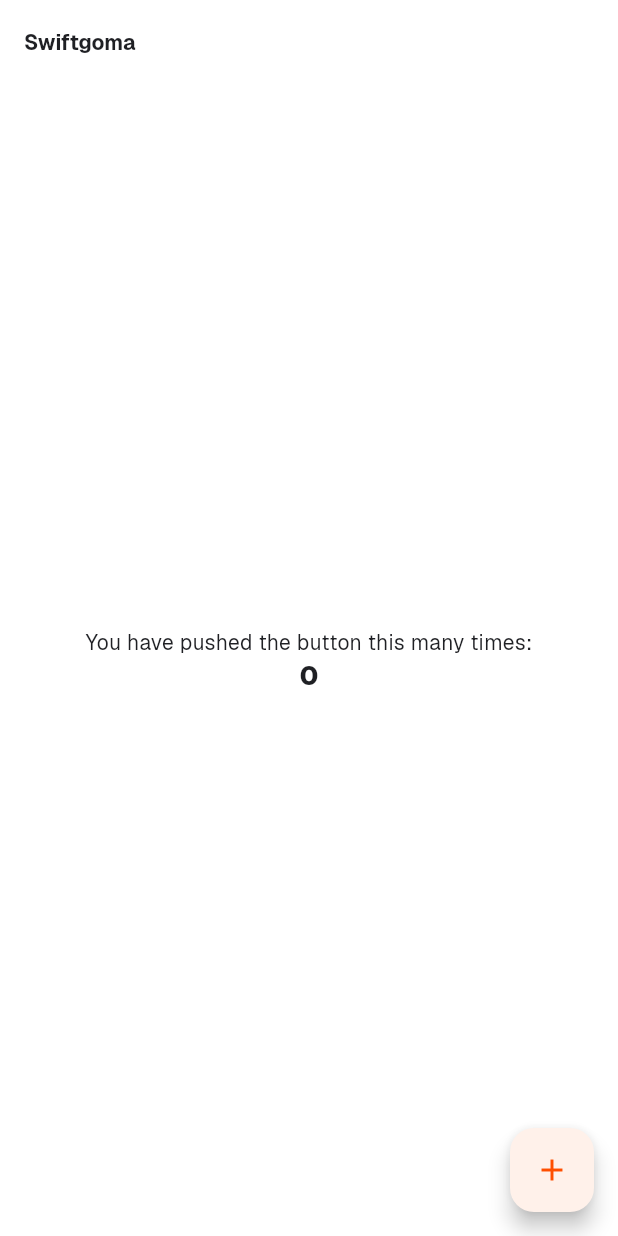
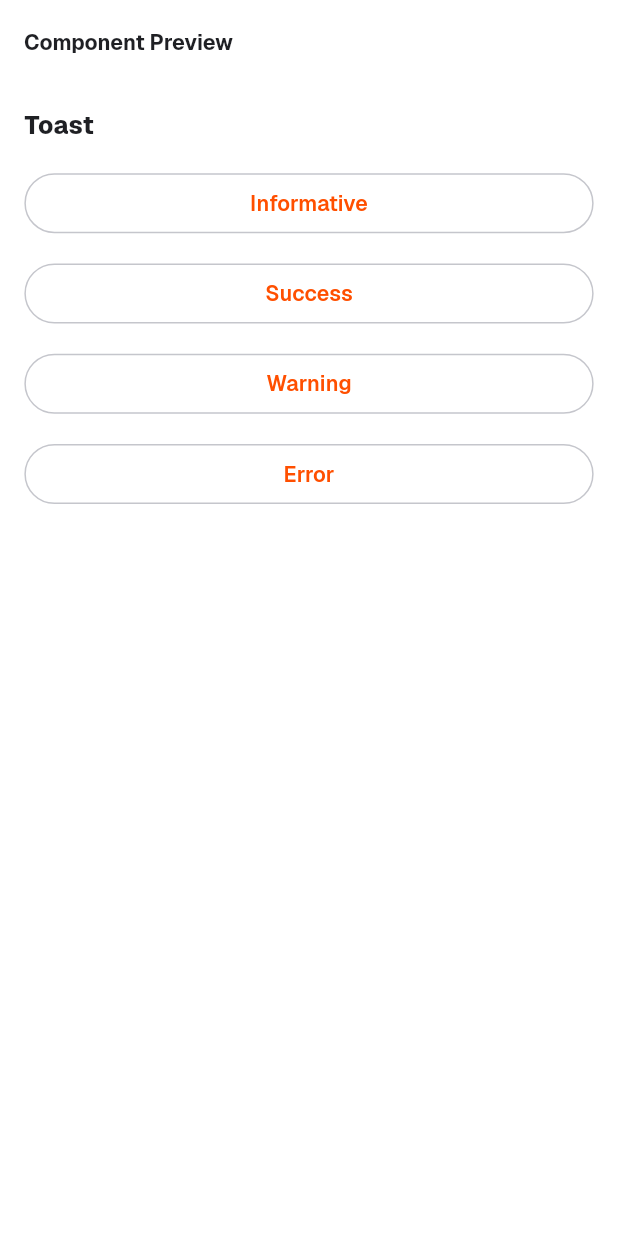
Before and after one commit to SwiftGomaApp/SwiftGoma, a Flutter app: the screen it shows after launch, on a phone screen of 412 x 824 dp. Run offline on Flutter 3.47's test engine with Material 3 defaults, Android fonts, the phone set to English and light mode, and no system bars; our stand-ins replace connectivity_plus, equatable, flutter_bloc, flutter_screenutil, font_awesome_flutter, google_fonts.

Commit message:
updated app setup

```diff
--- a/swiftgoma_client/lib/app/app.dart
+++ b/swiftgoma_client/lib/app/app.dart
@@ -1,18 +1,29 @@
 import 'package:flutter/material.dart';
 import 'package:flutter_bloc/flutter_bloc.dart';
+import 'package:flutter_screenutil/flutter_screenutil.dart';
 import 'package:swiftgoma_client/app/routes/app_router.dart';
 import 'package:swiftgoma_client/app/routes/app_routes.dart';
 import 'package:swiftgoma_client/core/connectivity/view/connectivity_listener.dart';
 import 'package:swiftgoma_client/core/connectivity/viewmodel/connectivity_cubit.dart';
+import 'package:swiftgoma_client/core/constants/app_design.dart';
 import 'package:swiftgoma_client/core/theme/app_theme.dart';
+import 'package:swiftgoma_client/core/widgets/toast/view/toast_listener.dart';
+import 'package:swiftgoma_client/core/widgets/toast/viewmodel/toast_cubit.dart';
 
 class SwiftgomaApp extends StatelessWidget {
   const SwiftgomaApp({super.key});
 
   @override
   Widget build(BuildContext context) {
-    return BlocProvider(
-      create: (_) => ConnectivityCubit(),
+    return ScreenUtilInit(
+      designSize: AppDesign.figmaSize,
+      minTextAdapt: true,
+      builder: (context, _) {
+        return MultiBlocProvider(
+          providers: [
+            BlocProvider(create: (_) => ConnectivityCubit()),
+            BlocProvider(create: (_) => ToastCubit()),
+          ],
           child: MaterialApp(
             title: 'Swiftgoma',
             debugShowCheckedModeBanner: false,
@@ -20,9 +31,13 @@ class SwiftgomaApp extends StatelessWidget {
             initialRoute: AppRoutes.home,
             onGenerateRoute: AppRouter.onGenerateRoute,
             builder: (context, child) {
-          return ConnectivityListener(child: child ?? const SizedBox.shrink());
+              return ConnectivityListener(
+                child: ToastListener(child: child ?? const SizedBox.shrink()),
+              );
             },
           ),
         );
+      },
+    );
   }
 }
--- a/swiftgoma_client/lib/app/routes/app_router.dart
+++ b/swiftgoma_client/lib/app/routes/app_router.dart
@@ -1,6 +1,6 @@
 import 'package:flutter/material.dart';
-import 'package:swiftgoma_client/features/home/view/pages/home_page.dart';
-import 'app_routes.dart';
+import 'package:swiftgoma_client/app/routes/app_routes.dart';
+import 'package:swiftgoma_client/features/home/view/pages/home.dart';
 
 class AppRouter {
   AppRouter._();
@@ -8,7 +8,7 @@ class AppRouter {
   static Route<dynamic> onGenerateRoute(RouteSettings settings) {
     switch (settings.name) {
       case AppRoutes.home:
-        return MaterialPageRoute(builder: (_) => const HomePage());
+        return MaterialPageRoute(builder: (_) => const Home());
       default:
         return MaterialPageRoute(
           builder: (_) => Scaffold(
--- a/swiftgoma_client/lib/core/connectivity/view/connectivity_banner.dart
+++ b/swiftgoma_client/lib/core/connectivity/view/connectivity_banner.dart
@@ -14,11 +14,11 @@ class ConnectivityBanner extends StatelessWidget {
 
     return Material(
       elevation: 4,
-      color: isOffline ? AppColors.error1 : AppColors.success1,
+      color: isOffline ? AppColors.error1 : AppColors.success2,
       child: SafeArea(
         bottom: false,
         child: Padding(
-          padding: const EdgeInsets.symmetric(vertical: 4, horizontal: 16),
+          padding: const EdgeInsets.symmetric(vertical: 6, horizontal: 16),
           child: Row(
             mainAxisAlignment: MainAxisAlignment.center,
             children: [
--- /dev/null
+++ b/swiftgoma_client/lib/core/constants/app_design.dart
@@ -0,0 +1,7 @@
+import 'package:flutter/material.dart';
+
+class AppDesign {
+  AppDesign._();
+
+  static const Size figmaSize = Size(375, 812);
+}
--- a/swiftgoma_client/lib/core/theme/app_typography.dart
+++ b/swiftgoma_client/lib/core/theme/app_typography.dart
@@ -1,4 +1,5 @@
 import 'package:flutter/material.dart';
+import 'package:flutter_screenutil/flutter_screenutil.dart';
 import 'package:google_fonts/google_fonts.dart';
 
 class AppTypography {
@@ -9,7 +10,7 @@ class AppTypography {
   static TextStyle _geist(double fontSize, FontWeight fontWeight) {
     return GoogleFonts.getFont(
       fontFamily,
-      fontSize: fontSize,
+      fontSize: fontSize.sp,
       fontWeight: fontWeight,
     );
   }
--- /dev/null
+++ b/swiftgoma_client/lib/core/widgets/toast/model/toast_data.dart
@@ -0,0 +1,33 @@
+import 'package:equatable/equatable.dart';
+import 'package:swiftgoma_client/core/widgets/toast/model/toast_variant.dart';
+
+class ToastData extends Equatable {
+  const ToastData({
+    required this.id,
+    required this.variant,
+    this.showTitle = true,
+    this.title = 'Title',
+    this.showDescription = true,
+    this.description = 'Description. Lorem ipsum dolor sit amet.',
+    this.duration = const Duration(seconds: 4),
+  });
+
+  final int id;
+  final ToastVariant variant;
+  final bool showTitle;
+  final String title;
+  final bool showDescription;
+  final String description;
+  final Duration duration;
+
+  @override
+  List<Object?> get props => [
+    id,
+    variant,
+    showTitle,
+    title,
+    showDescription,
+    description,
+    duration,
+  ];
+}
--- /dev/null
+++ b/swiftgoma_client/lib/core/widgets/toast/model/toast_variant.dart
@@ -0,0 +1,46 @@
+import 'package:flutter/material.dart';
+import 'package:font_awesome_flutter/font_awesome_flutter.dart';
+import 'package:swiftgoma_client/core/theme/app_colors.dart';
+
+enum ToastVariant { informative, success, warning, error }
+
+extension ToastVariantStyle on ToastVariant {
+  Color get accentColor {
+    switch (this) {
+      case ToastVariant.informative:
+        return AppColors.highlight1;
+      case ToastVariant.success:
+        return AppColors.success2;
+      case ToastVariant.warning:
+        return AppColors.warning1;
+      case ToastVariant.error:
+        return AppColors.error2;
+    }
+  }
+
+  Color get backgroundColor {
+    switch (this) {
+      case ToastVariant.informative:
+        return AppColors.highlight5;
+      case ToastVariant.success:
+        return AppColors.success3;
+      case ToastVariant.warning:
+        return AppColors.warning3;
+      case ToastVariant.error:
+        return AppColors.error3;
+    }
+  }
+
+  FaIconData get icon {
+    switch (this) {
+      case ToastVariant.informative:
+        return FontAwesomeIcons.info;
+      case ToastVariant.success:
+        return FontAwesomeIcons.check;
+      case ToastVariant.warning:
+        return FontAwesomeIcons.exclamation;
+      case ToastVariant.error:
+        return FontAwesomeIcons.exclamation;
+    }
+  }
+}
--- /dev/null
+++ b/swiftgoma_client/lib/core/widgets/toast/view/toast_listener.dart
@@ -0,0 +1,83 @@
+import 'dart:async';
+
+import 'package:flutter/material.dart';
+import 'package:flutter_bloc/flutter_bloc.dart';
+import 'package:flutter_screenutil/flutter_screenutil.dart';
+import 'package:swiftgoma_client/core/widgets/toast/model/toast_data.dart';
+import 'package:swiftgoma_client/core/widgets/toast/view/toast_card.dart';
+import 'package:swiftgoma_client/core/widgets/toast/viewmodel/toast_cubit.dart';
+import 'package:swiftgoma_client/core/widgets/toast/viewmodel/toast_state.dart';
+
+class ToastListener extends StatefulWidget {
+  const ToastListener({super.key, required this.child});
+
+  final Widget child;
+
+  @override
+  State<ToastListener> createState() => _ToastListenerState();
+}
+
+class _ToastListenerState extends State<ToastListener> {
+  Timer? _timer;
+
+  void _handleToastChange(ToastData? toast) {
+    _timer?.cancel();
+    if (toast == null) return;
+    _timer = Timer(toast.duration, () => context.read<ToastCubit>().dismiss());
+  }
+
+  @override
+  void dispose() {
+    _timer?.cancel();
+    super.dispose();
+  }
+
+  @override
+  Widget build(BuildContext context) {
+    return BlocConsumer<ToastCubit, ToastState>(
+      listener: (context, state) => _handleToastChange(state.current),
+      builder: (context, state) {
+        final toast = state.current;
+
+        return Stack(
+          children: [
+            Positioned.fill(child: widget.child),
+            Positioned(
+              left: 16.w,
+              right: 16.w,
+              top: 0,
+              child: SafeArea(
+                bottom: false,
+                child: Padding(
+                  padding: EdgeInsets.only(top: 8.h),
+                  child: AnimatedSwitcher(
+                    duration: const Duration(milliseconds: 250),
+                    transitionBuilder: (child, animation) {
+                      return FadeTransition(
+                        opacity: animation,
+                        child: SlideTransition(
+                          position: Tween<Offset>(
+                            begin: const Offset(0, -0.3),
+                            end: Offset.zero,
+                          ).animate(animation),
+                          child: child,
+                        ),
+                      );
+                    },
+                    child: toast == null
+                        ? const SizedBox.shrink(key: ValueKey('toast-empty'))
+                        : ToastCard(
+                            key: ValueKey(toast.id),
+                            data: toast,
+                            onClose: () => context.read<ToastCubit>().dismiss(),
+                          ),
+                  ),
+                ),
+              ),
+            ),
+          ],
+        );
+      },
+    );
+  }
+}
--- /dev/null
+++ b/swiftgoma_client/lib/core/widgets/toast/viewmodel/toast_state.dart
@@ -0,0 +1,11 @@
+import 'package:equatable/equatable.dart';
+import 'package:swiftgoma_client/core/widgets/toast/model/toast_data.dart';
+
+class ToastState extends Equatable {
+  const ToastState({this.current});
+
+  final ToastData? current;
+
+  @override
+  List<Object?> get props => [current];
+}
--- /dev/null
+++ b/swiftgoma_client/lib/features/home/view/pages/home.dart
@@ -0,0 +1,62 @@
+import 'package:flutter/material.dart';
+import 'package:flutter_screenutil/flutter_screenutil.dart';
+import 'package:swiftgoma_client/core/theme/app_colors.dart';
+import 'package:swiftgoma_client/core/theme/app_typography.dart';
+import 'package:swiftgoma_client/core/widgets/toast/model/toast_variant.dart';
+import 'package:swiftgoma_client/core/widgets/toast/toast_extensions.dart';
+
+class Home extends StatelessWidget {
+  const Home({super.key});
+
+  @override
+  Widget build(BuildContext context) {
+    return Scaffold(
+      appBar: AppBar(title: const Text('Component Preview')),
+      body: ListView(
+        padding: EdgeInsets.all(16.r),
+        children: [
+          Text(
+            'Toast',
+            style: AppTypography.h3.copyWith(color: AppColors.neutralDark1),
+          ),
+          SizedBox(height: 16.h),
+          _ToastTriggerButton(
+            label: 'Informative',
+            onPressed: () =>
+                context.showToast(variant: ToastVariant.informative),
+          ),
+          SizedBox(height: 12.h),
+          _ToastTriggerButton(
+            label: 'Success',
+            onPressed: () => context.showToast(variant: ToastVariant.success),
+          ),
+          SizedBox(height: 12.h),
+          _ToastTriggerButton(
+            label: 'Warning',
+            onPressed: () => context.showToast(variant: ToastVariant.warning),
+          ),
+          SizedBox(height: 12.h),
+          _ToastTriggerButton(
+            label: 'Error',
+            onPressed: () => context.showToast(variant: ToastVariant.error),
+          ),
+        ],
+      ),
+    );
+  }
+}
+
+class _ToastTriggerButton extends StatelessWidget {
+  const _ToastTriggerButton({required this.label, required this.onPressed});
+
+  final String label;
+  final VoidCallback onPressed;
+
+  @override
+  Widget build(BuildContext context) {
+    return SizedBox(
+      width: double.infinity,
+      child: OutlinedButton(onPressed: onPressed, child: Text(label)),
+    );
+  }
+}
--- a/swiftgoma_client/lib/features/home/view/pages/home_page.dart
+++ /dev/null
@@ -1,40 +0,0 @@
-import 'package:flutter/material.dart';
-import 'package:flutter_bloc/flutter_bloc.dart';
-import 'package:swiftgoma_client/features/home/view/widgets/counter_display.dart';
-import 'package:swiftgoma_client/features/home/viewmodel/home_bloc.dart';
-import 'package:swiftgoma_client/features/home/viewmodel/home_event.dart';
-import 'package:swiftgoma_client/features/home/viewmodel/home_state.dart';
-
-class HomePage extends StatelessWidget {
-  const HomePage({super.key});
-
-  @override
-  Widget build(BuildContext context) {
-    return BlocProvider(create: (_) => HomeBloc(), child: const _HomeView());
-  }
-}
-
-class _HomeView extends StatelessWidget {
-  const _HomeView();
-
-  @override
-  Widget build(BuildContext context) {
-    return Scaffold(
-      appBar: AppBar(
-        backgroundColor: Theme.of(context).colorScheme.inversePrimary,
-        title: const Text('Swiftgoma'),
-      ),
-      body: Center(
-        child: BlocBuilder<HomeBloc, HomeState>(
-          builder: (context, state) => CounterDisplay(count: state.counter),
-        ),
-      ),
-      floatingActionButton: FloatingActionButton(
-        onPressed: () =>
-            context.read<HomeBloc>().add(const HomeCounterIncremented()),
-        tooltip: 'Increment',
-        child: const Icon(Icons.add),
-      ),
-    );
-  }
-}
--- a/swiftgoma_client/pubspec.yaml
+++ b/swiftgoma_client/pubspec.yaml
@@ -17,6 +17,8 @@ dependencies:
   equatable: ^2.1.0
   connectivity_plus: ^6.1.5
   google_fonts: ^8.2.0
+  flutter_screenutil: ^5.9.3
+  font_awesome_flutter: ^11.0.0
 
 dev_dependencies:
   flutter_test:
```
Also changed, not shown: swiftgoma_client/lib/core/widgets/toast/toast_extensions.dart (added, +24 -0 lines), swiftgoma_client/lib/core/widgets/toast/view/toast_card.dart (added, +99 -0 lines), swiftgoma_client/lib/core/widgets/toast/viewmodel/toast_cubit.dart (added, +37 -0 lines), swiftgoma_client/lib/main.dart (+7 -1 lines), swiftgoma_client/pubspec.lock, 1 other file. Lines whose indentation alone changed are shown as unchanged.
